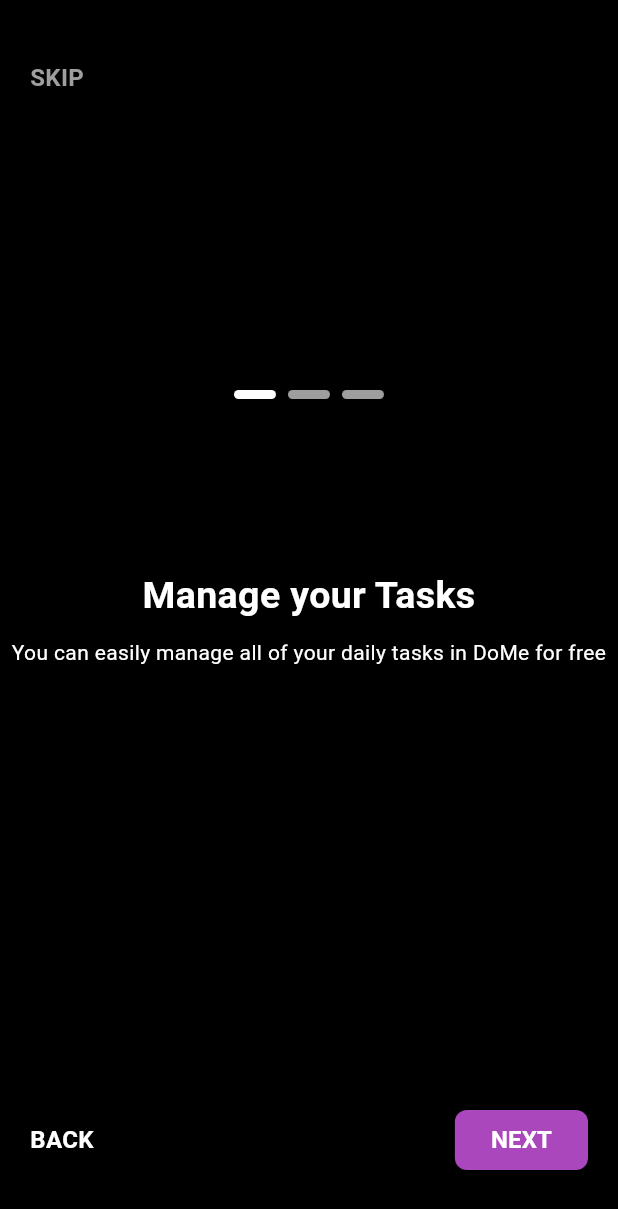
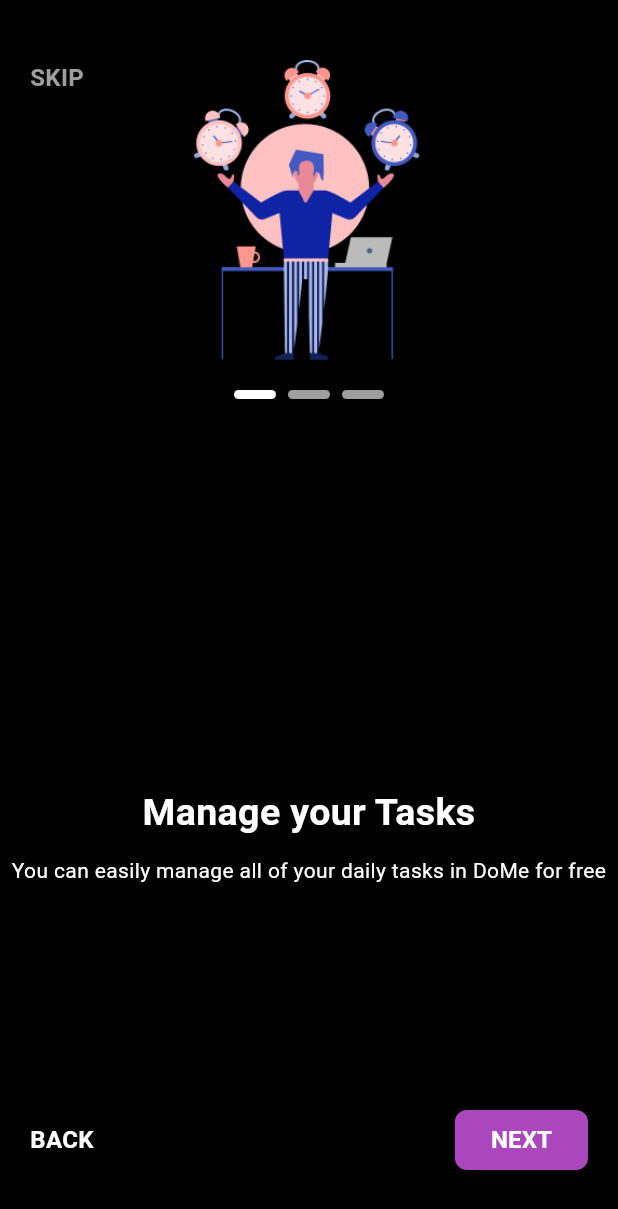
Before and after one commit to mheyrie/UpToDo, a Flutter app: the screen it shows after launch, on a phone screen of 412 x 824 dp. Shown: the top 1209 px of the screen. Run offline on Flutter 3.47's test engine with Material 3 defaults, Android fonts, the phone set to English and light mode, and no system bars; drawn by our look-alikes of smooth_page_indicator.

```diff
--- a/lib/sub_screens/intro_screen/intro_page_1.dart
+++ b/lib/sub_screens/intro_screen/intro_page_1.dart
@@ -5,26 +5,48 @@ class OnboardingPage1 extends StatelessWidget {
 
   @override
   Widget build(BuildContext context) {
-    return Container(
-          child: Center(
+    return SafeArea(
       child: Column(
-        mainAxisSize: MainAxisSize.min,
         crossAxisAlignment: CrossAxisAlignment.center,
         children: [
+          // Move the image to the top
+          Padding(
+            padding: const EdgeInsets.only(top: 40), // Adjust top spacing
+            child: Image.asset(
+              'assets/images/onboarding/manage.png',
+              width: 200, // Adjust width as needed
+              height: 200, // Adjust height as needed
+              fit: BoxFit.contain,
+            ),
+          ),
+
+          const SizedBox(height: 50), // Space below the image
+
+          // Texts in the center
+          Expanded(
+            child: Column(
+              mainAxisAlignment: MainAxisAlignment.center,
+              children: const [
                 Text(
                   'Manage your Tasks',
                   style: TextStyle(
-                fontSize: 25, fontWeight: FontWeight.bold, color: Colors.white),
+                    fontSize: 25,
+                    fontWeight: FontWeight.bold,
+                    color: Colors.white,
+                  ),
                   textAlign: TextAlign.center,
                 ),
-          SizedBox(height: 10), //space btw text
+                SizedBox(height: 10), // Space between texts
                 Text(
                   "You can easily manage all of your daily tasks in DoMe for free",
                   style: TextStyle(color: Colors.white, fontSize: 14),
                   textAlign: TextAlign.center,
-          )
+                ),
               ],
-      )),
+            ),
+          ),
+        ],
+      ),
     );
   }
 }
--- a/pubspec.yaml
+++ b/pubspec.yaml
@@ -61,7 +61,7 @@ flutter:
   # To add assets to your application, add an assets section, like this:
   assets:
     - assets/images/
-  # - assets/images/onboarding
+    - assets/images/onboarding/
   #   - images/a_dot_burr.jpeg
   #   - images/a_dot_ham.jpeg
 
```
Also changed, not shown: assets/images/onboarding/organise.png (renamed from assets/images/organise.png). Lines whose indentation alone changed are shown as unchanged.
